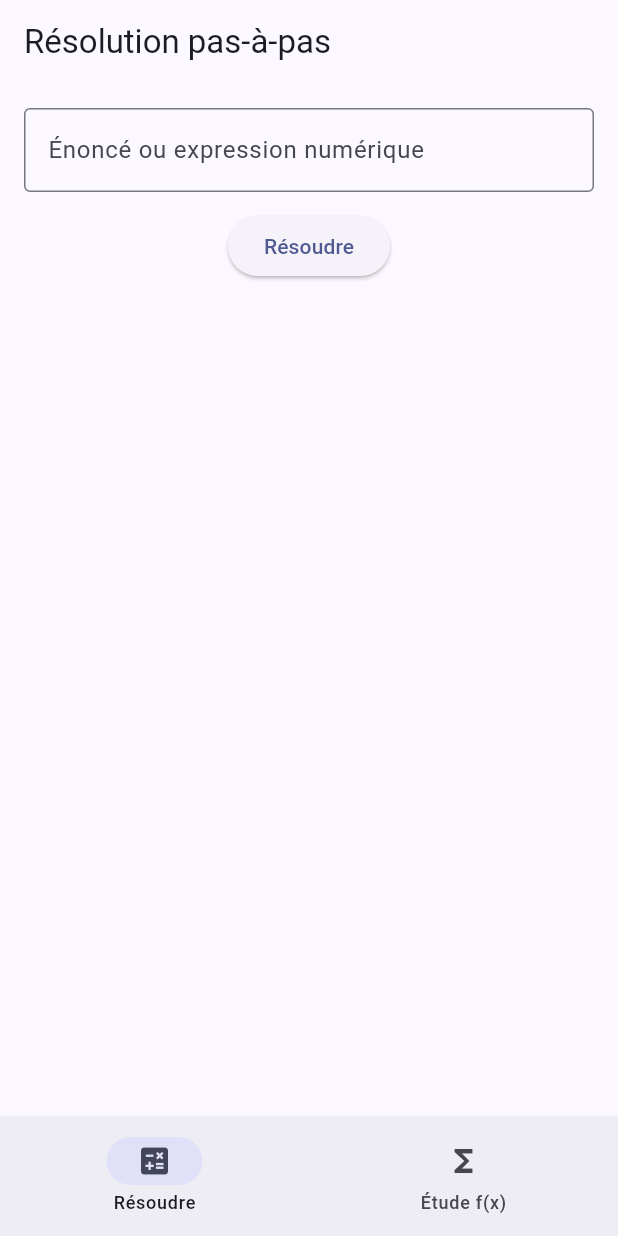
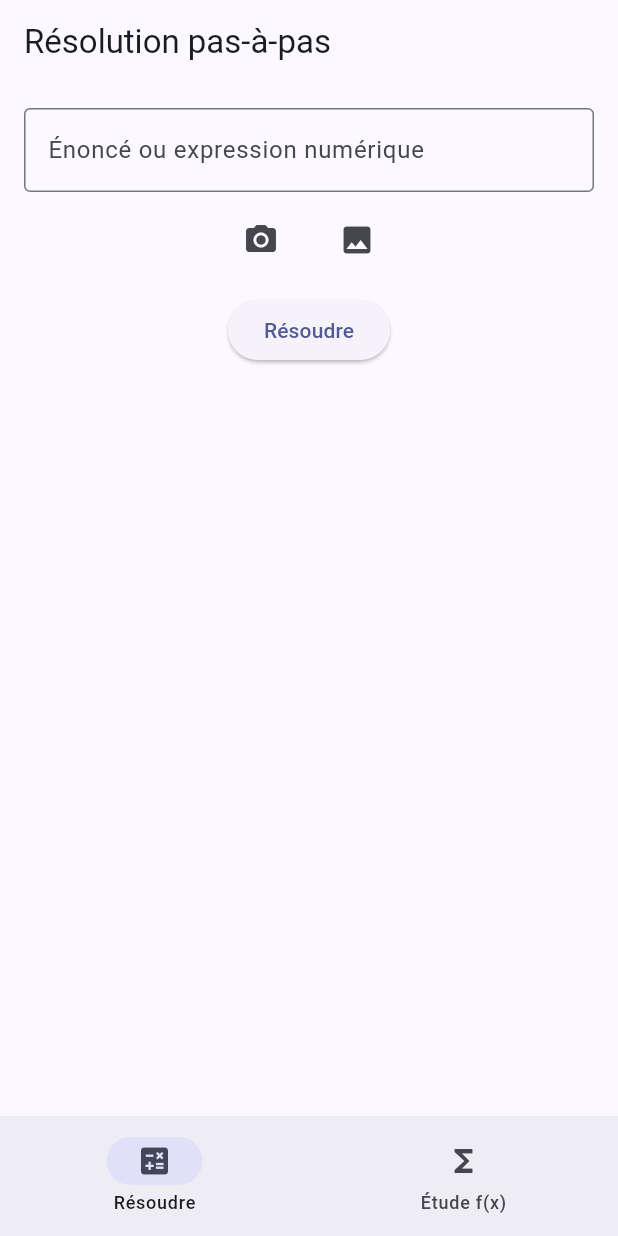
Before and after one commit to idriss-eliguene/maths, a Flutter app: the screen it shows after launch, on a phone screen of 412 x 824 dp. Run offline on Flutter 3.47's test engine with Material 3 defaults, Android fonts, the phone set to English and light mode, and no system bars; our stand-ins replace fl_chart, image_picker, math_expressions; missing offline and left inert: flutter_math_fork, google_ml_kit.

Commit message:
stable 2

```diff
--- a/mathsky/lib/pages/solve_page.dart
+++ b/mathsky/lib/pages/solve_page.dart
@@ -1,7 +1,11 @@
+// lib/pages/solve_page.dart
 import 'package:flutter/material.dart';
+import 'package:flutter_math_fork/flutter_math.dart';
 import 'package:math_expressions/math_expressions.dart';
-import 'package:flutter_math_fork/flutter_math.dart';
+
 import '../services/api_service.dart';
+import '../widgets/image_scan_button.dart';
+import '../utils/ocr_utils.dart';
 
 class SolvePage extends StatefulWidget {
   const SolvePage({super.key});
@@ -25,7 +29,6 @@ class _SolvePageState extends State<SolvePage> {
   Map<String, dynamic> _evaluateWithSteps(String input) {
     final parser = Parser();
     final context = ContextModel();
-
     Expression expr = parser.parse(input);
     List<String> steps = [expr.toString()];
 
@@ -38,7 +41,6 @@ class _SolvePageState extends State<SolvePage> {
 
     final num value = expr.evaluate(EvaluationType.REAL, context);
     final result = value % 1 == 0 ? value.toInt().toString() : value.toString();
-
     steps.add(result);
     return {'result': result, 'steps': steps};
   }
@@ -88,6 +90,29 @@ class _SolvePageState extends State<SolvePage> {
               minLines: 1,
               maxLines: 3,
             ),
+            const SizedBox(height: 8),
+            Row(
+              mainAxisAlignment: MainAxisAlignment.center,
+              children: [
+                ImageScanButton(
+                  icon: Icons.camera_alt,
+                  label: 'Caméra',
+                  onTextRecognized: (text) {
+                    final expression = extractMathExpression(text);
+                    _ctrl.text = expression;
+                  },
+                ),
+                const SizedBox(width: 16),
+                ImageScanButton(
+                  icon: Icons.photo,
+                  label: 'Galerie',
+                  onTextRecognized: (text) {
+                    final expression = extractMathExpression(text);
+                    _ctrl.text = expression;
+                  },
+                ),
+              ],
+            ),
             const SizedBox(height: 12),
             ElevatedButton(
               onPressed: _loading ? null : _run,
--- a/mathsky/pubspec.yaml
+++ b/mathsky/pubspec.yaml
@@ -31,7 +31,7 @@ dependencies:
   flutter:
     sdk: flutter
   http: ^1.1.0
-  google_mlkit_text_recognition: ^0.8.0
+  google_mlkit_text_recognition: ^0.11.0
   image_picker: ^1.0.4
   file_picker: ^5.2.6
   fl_chart: ^0.66.2
```
Also changed, not shown: mathsky/lib/pages/study_page.dart (+32 -28 lines), mathsky/lib/utils/ocr_utils.dart (added, +17 -0 lines), mathsky/lib/utils/text_cleaner.dart (added, +31 -0 lines), mathsky/lib/widgets/image_scan_button.dart (+13 -9 lines), mathsky/pubspec.lock, 4 other files.
